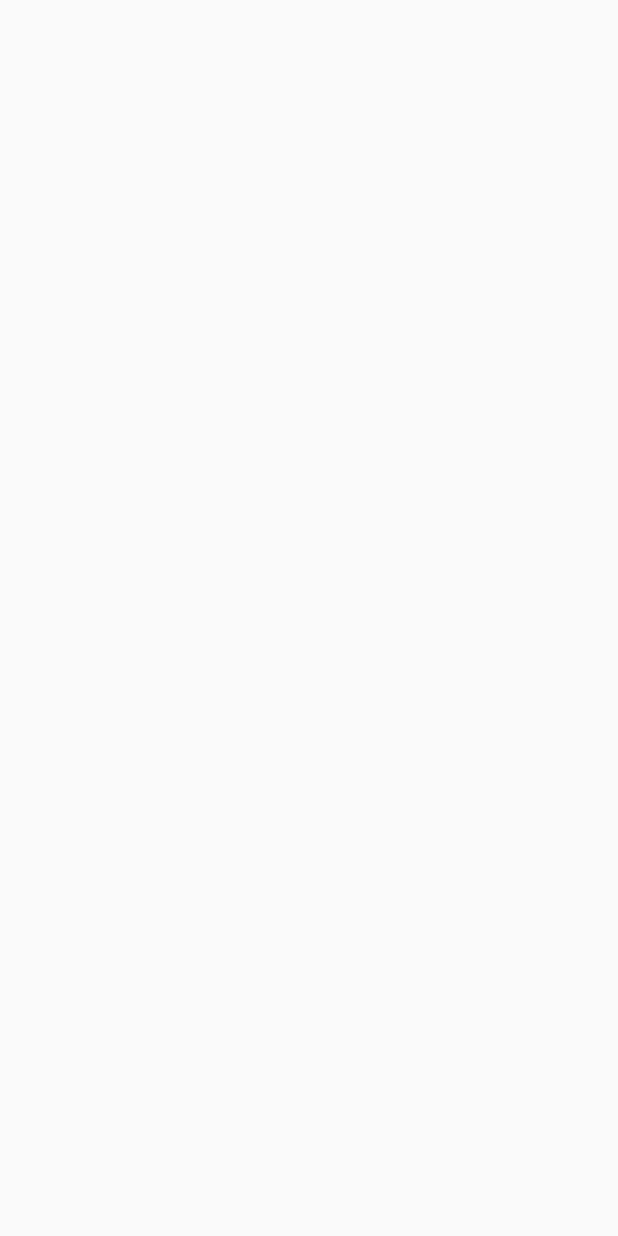
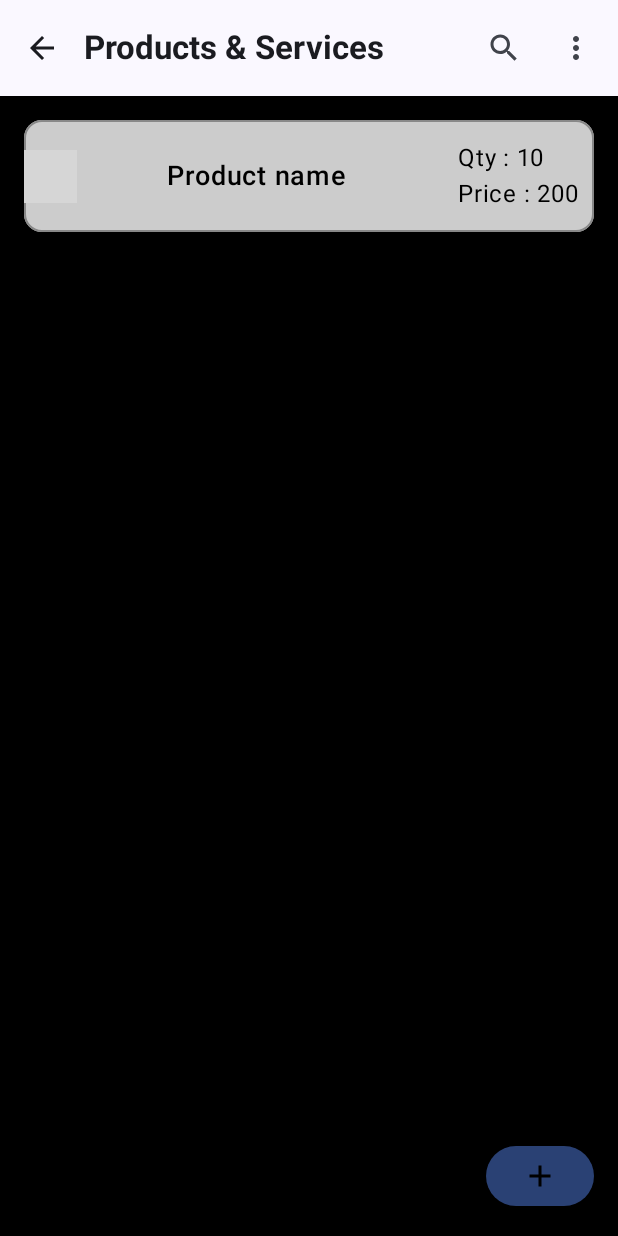
Before and after one commit to adivedpathak/test, an Android app built with Jetpack Compose: the screen it shows after launch (MainActivity), on a phone screen of 412 x 824 dp. Before the commit the screen is empty. Run offline under Robolectric (Android 15) with nearby library versions, the phone set to English and light mode, and no system bars; grey boxes are pictures that could not be loaded.

Commit message:
added cards for enhanced ui

```diff
--- a/app/src/main/java/com/example/collegeapp/MainActivity.kt
+++ b/app/src/main/java/com/example/collegeapp/MainActivity.kt
@@ -19,6 +19,7 @@ import androidx.navigation.compose.NavHost
 import androidx.navigation.compose.composable
 import androidx.navigation.compose.rememberNavController
 import com.example.collegeapp.NavigationSetup.NavigationFun
+import com.example.collegeapp.Screens.SplashScreen
 import com.example.collegeapp.ui.theme.CollegeAppTheme
 import kotlinx.serialization.Serializable
 
@@ -28,8 +29,7 @@ class MainActivity : ComponentActivity() {
         enableEdgeToEdge()
         setContent {
             CollegeAppTheme {
-                val navController = rememberNavController()
-                NavigationFun(navController)
+       SplashScreen()
             }
         }
     }
--- a/app/src/main/java/com/example/collegeapp/NavigationSetup/NavHost.kt
+++ b/app/src/main/java/com/example/collegeapp/NavigationSetup/NavHost.kt
@@ -8,6 +8,7 @@ import androidx.navigation.NavHostController
 import androidx.navigation.compose.NavHost
 import androidx.navigation.compose.composable
 import androidx.navigation.compose.rememberNavController
+import com.example.collegeapp.Screens.SplashScreen
 
 @Composable
 fun NavigationFun(navController:NavHostController) {
@@ -20,7 +21,8 @@ fun NavigationFun(navController:NavHostController) {
 //    HomeScreen()
         }
         composable(Routes.Splash.route) {
-//    HomeScreen()
+//    HomeScreen(
+            SplashScreen()
         }
         composable(Routes.About.route) {
 //    HomeScreen()
--- a/app/src/main/java/com/example/collegeapp/Screens/SplashScreen.kt
+++ b/app/src/main/java/com/example/collegeapp/Screens/SplashScreen.kt
@@ -1,43 +1,139 @@
 package com.example.collegeapp.Screens
 
+import android.annotation.SuppressLint
+import android.widget.Toast
+import android.window.SplashScreen
+import androidx.compose.foundation.BorderStroke
 import androidx.compose.foundation.Image
+import androidx.compose.foundation.background
 import androidx.compose.foundation.layout.Arrangement
+import androidx.compose.foundation.layout.Box
 import androidx.compose.foundation.layout.Column
+import androidx.compose.foundation.layout.Row
+import androidx.compose.foundation.layout.Spacer
+import androidx.compose.foundation.layout.fillMaxHeight
 import androidx.compose.foundation.layout.fillMaxSize
+import androidx.compose.foundation.layout.fillMaxWidth
+import androidx.compose.foundation.layout.height
+import androidx.compose.foundation.layout.padding
 import androidx.compose.foundation.layout.size
+import androidx.compose.material.icons.Icons
+import androidx.compose.material.icons.filled.Add
+import androidx.compose.material.icons.filled.ArrowBack
+import androidx.compose.material.icons.filled.MoreVert
+import androidx.compose.material.icons.filled.Search
+import androidx.compose.material3.Button
+import androidx.compose.material3.ButtonDefaults
+import androidx.compose.material3.Card
+import androidx.compose.material3.CardDefaults
+import androidx.compose.material3.ExperimentalMaterial3Api
+import androidx.compose.material3.Icon
+import androidx.compose.material3.IconButton
+import androidx.compose.material3.MaterialTheme
+import androidx.compose.material3.Scaffold
 import androidx.compose.material3.Text
+import androidx.compose.material3.TopAppBar
 import androidx.compose.runtime.Composable
+import androidx.compose.runtime.ComposableOpenTarget
 import androidx.compose.ui.Alignment
 import androidx.compose.ui.Modifier
+import androidx.compose.ui.focus.focusModifier
 import androidx.compose.ui.graphics.Color
+import androidx.compose.ui.platform.LocalContext
 import androidx.compose.ui.res.painterResource
-import androidx.compose.ui.tooling.preview.Preview
+import androidx.compose.ui.text.TextStyle
+import androidx.compose.ui.text.font.Font
+import androidx.compose.ui.text.font.FontWeight
 import androidx.compose.ui.unit.dp
+import androidx.compose.ui.unit.sp
+import com.example.collegeapp.NavigationSetup.Routes
 import com.example.collegeapp.R
 
+
+@OptIn(ExperimentalMaterial3Api::class)
 @Composable
 fun SplashScreen() {
+val context = LocalContext.current
+    Scaffold(
+        Modifier.background(Color.Yellow),
+        topBar = {
+            TopAppBar(
+                { Text("Products & Services", fontWeight = FontWeight.Bold) },
+                navigationIcon = {
+                    IconButton(onClick = {}) {
+                        Icon(Icons.Default.ArrowBack, contentDescription = null)
+                    }
+                },
+                actions = {
+                    IconButton(onClick = {}) {
+                        Icon(Icons.Default.Search, contentDescription = null)
+                    }
+                    IconButton(onClick = {}) {
+                        Icon(Icons.Default.MoreVert, contentDescription = null)
+                    }
 
-    Column(
-        modifier = Modifier.fillMaxSize(),
-        verticalArrangement = Arrangement.Center,
-        horizontalAlignment = Alignment.CenterHorizontally
+                }
 
+            )
+        }
+        , floatingActionButton = {
+            Button(onClick = {
+                Toast.makeText(context, "FAB Clicked", Toast.LENGTH_SHORT).show()
+            }) {
+                Icon(Icons.Default.Add , contentDescription = null, tint = Color.Black)
+            }
+        }
     ) {
-        Image(
-            painter = painterResource(id = R.drawable.pccoelogo),
-            contentDescription = "pccoeLogo",
-            modifier = Modifier.size(200.dp)
-        )
+        // Content goes here
+        Column(
+            modifier = Modifier
+                .fillMaxSize()
+                .padding(it)
+                .background(Color.Black)
+        ) {
+            MyCard(10,200)
 
-Text(text = "Pimpri Chinchwad College of Engineering", color = Color.White  )
+        }
+    }
 
-    }
 }
 
 
-@Preview
 @Composable
-fun SimpleComposablePreview() {
-    SplashScreen()
+fun MyCard(qty : Int  , price : Int) {
+    Card(
+        elevation = CardDefaults.cardElevation(8.dp), // Set elevation for shadow effect
+        modifier = Modifier
+            .fillMaxWidth()
+            .fillMaxHeight(0.14f)
+            .padding(16.dp),
+        border = BorderStroke(1.dp, Color.Gray) ,
+        colors = CardDefaults.cardColors(Color.LightGray)
+
+    ) {
+        Column (
+            modifier = Modifier.fillMaxSize(),
+            verticalArrangement = Arrangement.Center,
+//            horizontalAlignment = Alignment.CenterHorizontally
+        ){
+            Row(
+                modifier = Modifier.fillMaxWidth(),
+                verticalAlignment = Alignment.CenterVertically,
+//                horizontalArrangement = Arrangement.Center
+                horizontalArrangement = Arrangement.SpaceBetween
+            ) {
+                Image(
+                    painter = painterResource(id = R.drawable.bag),
+                    contentDescription = null,
+                    modifier = Modifier.size(35.dp)
+                )
+                Text("Product name " , color = Color.Black , fontWeight = FontWeight.SemiBold , fontSize = 18.sp)
+             Column(modifier = Modifier.padding(10.dp)) {
+                 Text("Qty : ${qty}" , color = Color.Black)
+                 Text("Price : ${price}" , color = Color.Black )
+             }
+
+            }
+        }
+    }
 }
```
